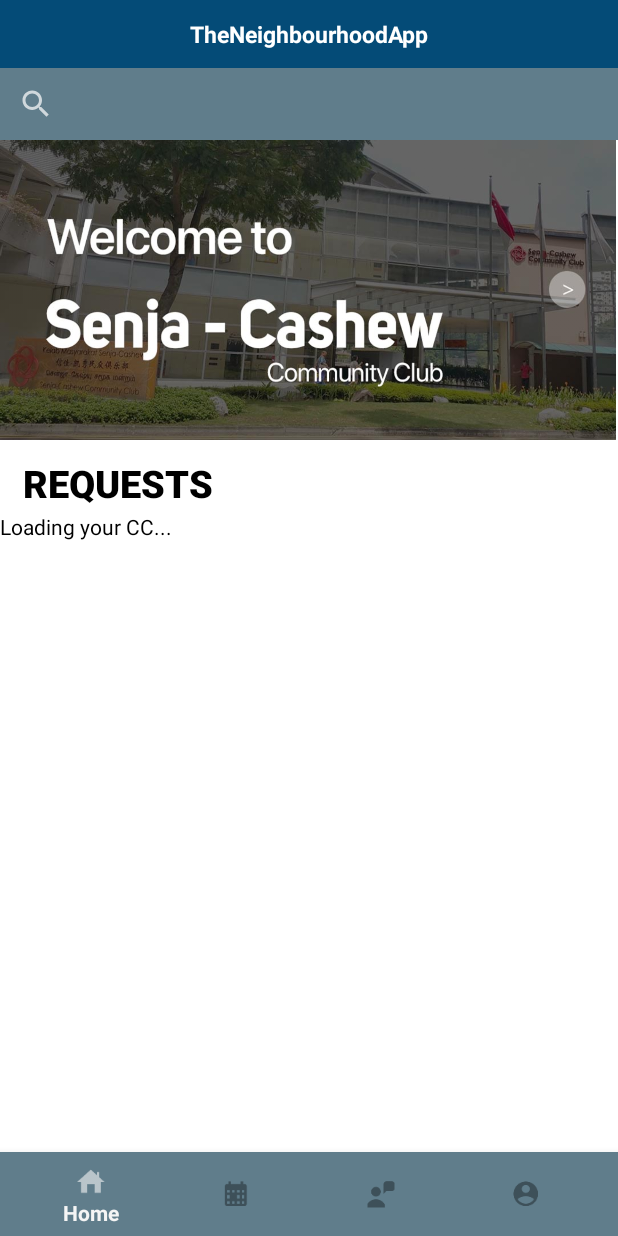
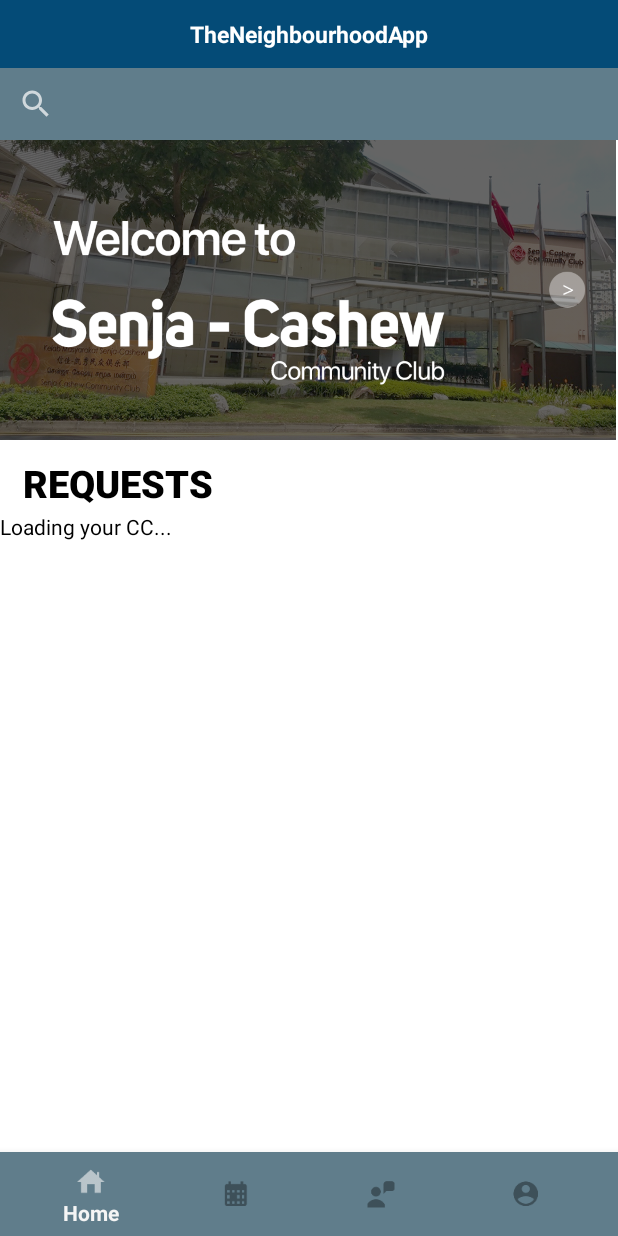
Before and after one commit to lawryyxD/TNAP, an Android app: the MainFragment screen opened directly, with no data from a screen before it, on a phone screen of 412 x 824 dp. Run offline under Robolectric (Android 15) with nearby library versions, the phone set to English and light mode, and no system bars; our stand-ins replace Firebase (no records; nobody signed in at launch, a user with empty details on screens opened directly); 1 statement that could not run was skipped.

Commit message:
added 3 banners for dummy community club removed old main_banner.jpg

```diff
--- a/app/src/main/res/layout/fragment_main.xml
+++ b/app/src/main/res/layout/fragment_main.xml
@@ -53,7 +53,7 @@
             android:layout_height="200dp"
             android:scaleType="fitStart"
             app:layout_constraintTop_toBottomOf="@id/search_view"
-            android:src="@drawable/main_banner"/>
+            android:src="@drawable/cc_banner_senja"/>
 
     <TextView
         android:id="@+id/main_cc"
```
Also changed, not shown: app/src/main/res/drawable/cc_banner_business.png (added), app/src/main/res/drawable/cc_banner_computing.png (added), app/src/main/res/drawable/cc_banner_senja.png (added), app/src/main/res/drawable/main_banner.jpg (deleted).
